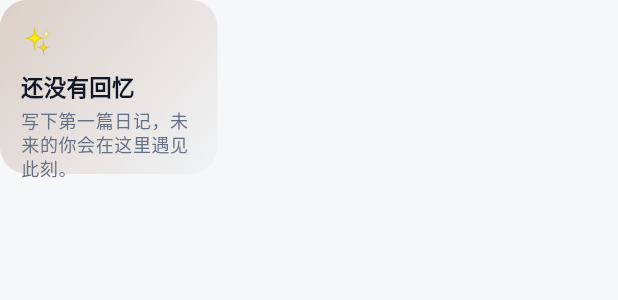
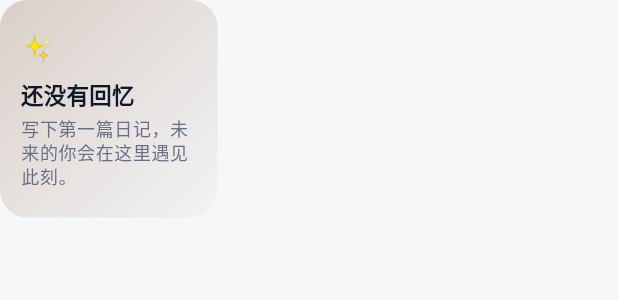
Before and after one commit to HonestLiu/my_diary, a Flutter app: the _MemoryEmptyCard widget shown alone on an empty page, opened directly, on a phone screen of 412 x 824 dp. Shown: the top 300 px of the screen. Run offline on Flutter 3.47's test engine with Material 3 defaults, Android fonts, the phone set to English and light mode, and no system bars; our stand-ins replace file_picker, image_picker, open_filex, shared_preferences, yaml; accounts and stored records are empty; statements that could not run were skipped.

Commit message:
fix(home): 空态提醒卡也改为 145x145 正方块

```diff
--- a/Mobile2/my_diary/lib/ui/home_screen.dart
+++ b/Mobile2/my_diary/lib/ui/home_screen.dart
@@ -277,7 +277,7 @@ class _MemoryEmptyCard extends StatelessWidget {
     final accent = Theme.of(context).colorScheme.primary;
     return Container(
       width: 145,
-      height: 116,
+      height: 145,
       decoration: BoxDecoration(
         borderRadius: BorderRadius.circular(18),
         gradient: LinearGradient(
```
